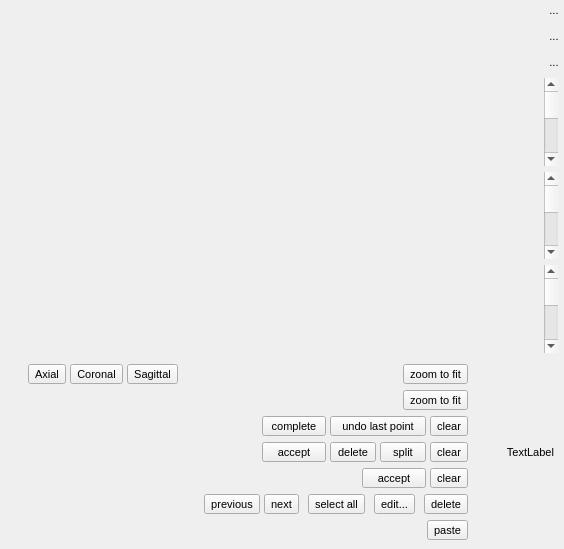
Before: the Qt Designer form GUI/Qt/Components/SliceViewPanel.ui in donghakang/itksnap-v2, drawn with Qt 5.
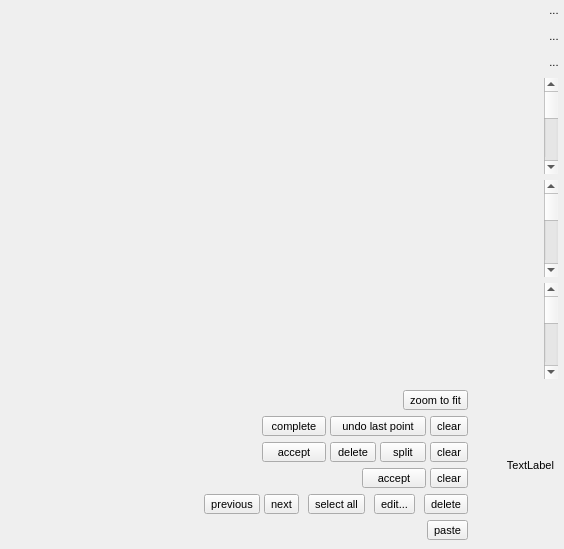
After: the same form once the commit is applied. Icons and pictures are not drawn. Custom widgets are drawn as their Qt base class.

Diff of the .ui file:
```diff
--- a/GUI/Qt/Components/SliceViewPanel.ui
+++ b/GUI/Qt/Components/SliceViewPanel.ui
@@ -55,124 +55,6 @@
       <item>
        <widget class="QWidget" name="toolbar" native="true">
         <layout class="QVBoxLayout" name="verticalLayout">
-         <item>
-          <widget class="QWidget" name="pageDefaultMore" native="true">
-           <property name="minimumSize">
-            <size>
-             <width>0</width>
-             <height>0</height>
-            </size>
-           </property>
-           <layout class="QHBoxLayout" name="horizontalLayout_10">
-            <property name="spacing">
-             <number>4</number>
-            </property>
-            <property name="topMargin">
-             <number>0</number>
-            </property>
-            <property name="bottomMargin">
-             <number>0</number>
-            </property>
-            <item>
-             <widget class="QToolButton" name="btnAxialView">
-              <property name="maximumSize">
-               <size>
-                <width>16777215</width>
-                <height>20</height>
-               </size>
-              </property>
-              <property name="font">
-               <font>
-                <pointsize>-1</pointsize>
-               </font>
-              </property>
-              <property name="toolTip">
-               <string/>
-              </property>
-              <property name="text">
-               <string>Axial</string>
-              </property>
-             </widget>
-            </item>
-            <item>
-             <widget class="QToolButton" name="btnCoronalView">
-              <property name="maximumSize">
-               <size>
-                <width>16777215</width>
-                <height>20</height>
-               </size>
-              </property>
-              <property name="font">
-               <font>
-                <pointsize>-1</pointsize>
-               </font>
-              </property>
-              <property name="toolTip">
-               <string/>
-              </property>
-              <property name="text">
-               <string>Coronal</string>
-              </property>
-             </widget>
-            </item>
-            <item>
-             <widget class="QToolButton" name="btnSagittalView">
-              <property name="maximumSize">
-               <size>
-                <width>16777215</width>
-                <height>20</height>
-               </size>
-              </property>
-              <property name="font">
-               <font>
-                <pointsize>-1</pointsize>
-               </font>
-              </property>
-              <property name="toolTip">
-               <string/>
-              </property>
-              <property name="text">
-               <string>Sagittal</string>
-              </property>
-             </widget>
-            </item>
-            <item>
-             <spacer name="horizontalSpacer_10">
-              <property name="orientation">
-               <enum>Qt::Horizontal</enum>
-              </property>
-              <property name="sizeHint" stdset="0">
-               <size>
-                <width>313</width>
-                <height>17</height>
-               </size>
-              </property>
-             </spacer>
-            </item>
-            <item>
-             <widget class="QToolButton" name="btnZoomToFit_2">
-              <property name="maximumSize">
-               <size>
-                <width>16777215</width>
-                <height>20</height>
-               </size>
-              </property>
-              <property name="font">
-               <font>
-                <pointsize>-1</pointsize>
-               </font>
-              </property>
-              <property name="toolTip">
-               <string/>
-              </property>
-              <property name="text">
-               <string>zoom to fit</string>
-              </property>
-             </widget>
-            </item>
-           </layout>
-          </widget>
-         </item>
          <item>
           <widget class="QWidget" name="pageDefault" native="true">
            <layout class="QHBoxLayout" name="horizontalLayout_2">
```
